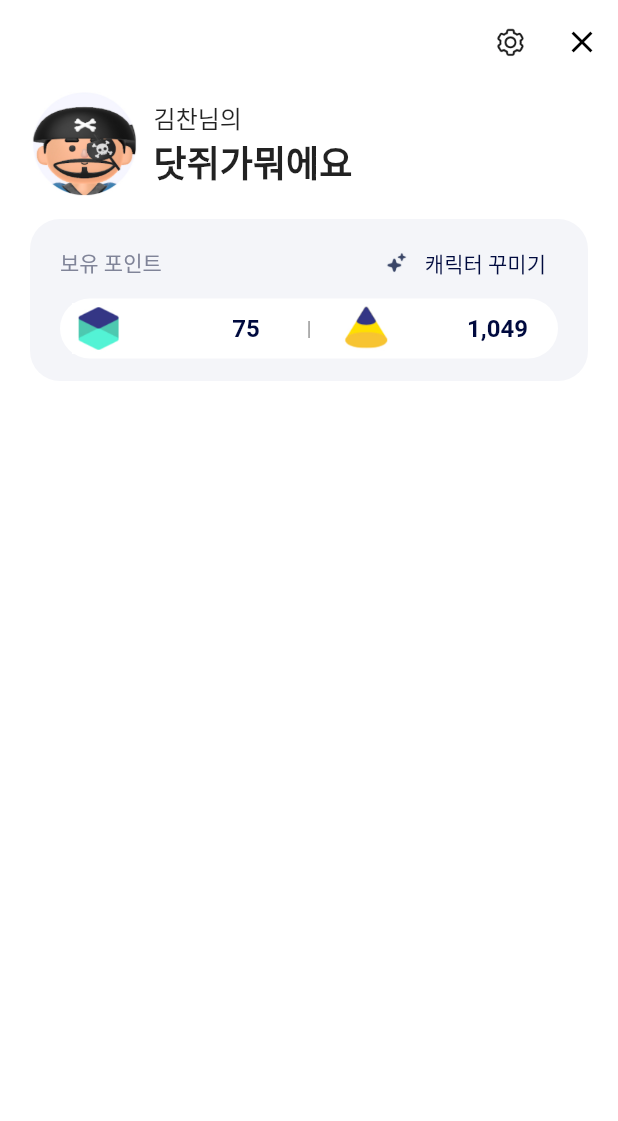
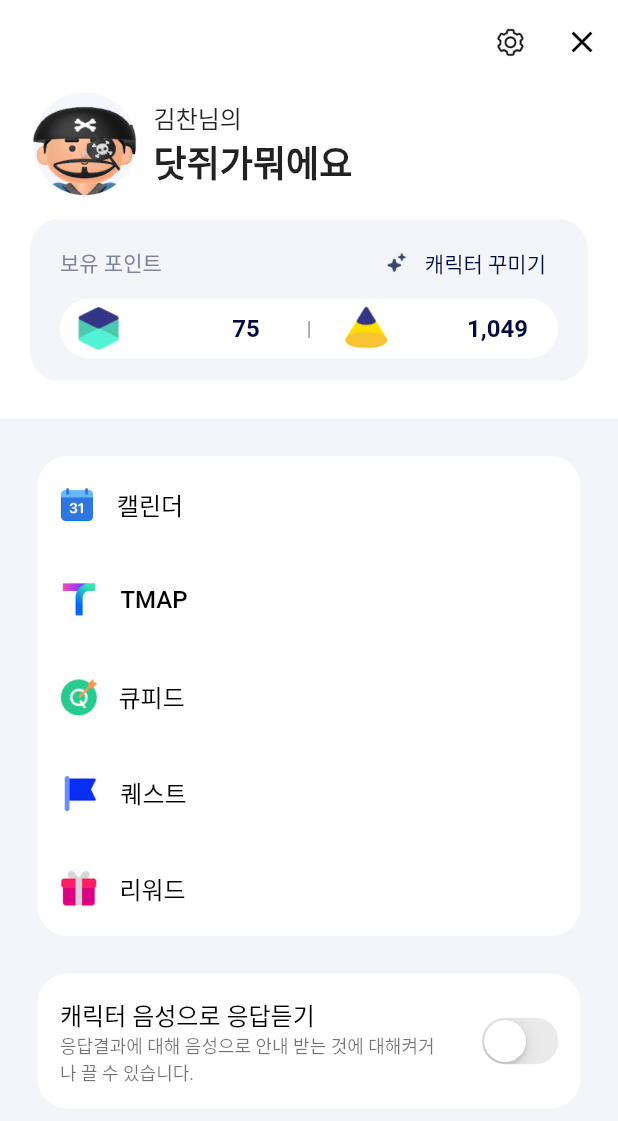
Before and after one commit to SKT-Phoenix/Phoenix, a Flutter app: the Menu screen opened by its route, on a phone screen of 412 x 824 dp. Shown: the top 1121 px of the screen. Run offline on Flutter 3.47's test engine with Material 2 defaults, Android fonts, the phone set to English and light mode, and no system bars; our stand-ins replace get.

Commit message:
[Menu] Service & VoiceChanger

```diff
--- /dev/null
+++ b/phoenix/lib/custom_utils.dart
@@ -0,0 +1,10 @@
+import 'dart:ui';
+
+import 'package:flutter/src/foundation/key.dart';
+import 'package:flutter/src/widgets/framework.dart';
+
+class Custom_Utils {
+  Color Colors_SKT_Blue() {
+    return Color.fromARGB(255, 11, 13, 235);
+  }
+}
--- a/phoenix/lib/home/home.dart
+++ b/phoenix/lib/home/home.dart
@@ -2,6 +2,7 @@ import 'package:flutter/material.dart';
 import 'package:flutter/src/foundation/key.dart';
 import 'package:flutter/src/widgets/framework.dart';
 import 'package:get/get.dart';
+import 'package:phoenix/custom_utils.dart';
 
 class Home extends StatefulWidget {
   const Home({Key? key}) : super(key: key);
@@ -202,7 +203,7 @@ class _HomeState extends State<Home> {
                 child: Icon(
                   Icons.mic_outlined,
                   size: 30,
-                  color: Colors_SKT_Blue(),
+                  color: Custom_Utils().Colors_SKT_Blue(),
                 ),
               ),
               width: mic_size,
@@ -213,7 +214,7 @@ class _HomeState extends State<Home> {
               child: Padding(
                 padding: EdgeInsets.only(right: 15.0),
                 child: Icon(Icons.keyboard_outlined,
-                    size: 30, color: Colors_SKT_Blue()),
+                    size: 30, color: Custom_Utils().Colors_SKT_Blue()),
               ),
               width: keyboard_size,
             ),
@@ -249,7 +250,7 @@ class _HomeState extends State<Home> {
             width: 60,
             height: 60,
             decoration: BoxDecoration(
-                color: Colors_SKT_Blue(),
+                color: Custom_Utils().Colors_SKT_Blue(),
                 borderRadius: BorderRadius.circular(50),
                 boxShadow: [
                   BoxShadow(
@@ -265,8 +266,4 @@ class _HomeState extends State<Home> {
       ),
     );
   }
-
-  Color Colors_SKT_Blue() {
-    return Color.fromARGB(255, 11, 13, 235);
-  }
 }
--- a/phoenix/lib/menu/menu.dart
+++ b/phoenix/lib/menu/menu.dart
@@ -1,14 +1,24 @@
+import 'package:flutter/cupertino.dart';
 import 'package:flutter/material.dart';
 import 'package:flutter/src/foundation/key.dart';
 import 'package:flutter/src/widgets/framework.dart';
 import 'package:get/get.dart';
 
-class Menu extends StatelessWidget {
+import '../custom_utils.dart';
+
+class Menu extends StatefulWidget {
   const Menu({Key? key}) : super(key: key);
 
   @override
+  State<Menu> createState() => _MenuState();
+}
+
+class _MenuState extends State<Menu> {
+  bool _lights = false;
+  @override
   Widget build(BuildContext context) {
     return Scaffold(
+      backgroundColor: Color.fromARGB(255, 244, 245, 249),
       appBar: AppBar(
         iconTheme: IconThemeData(color: Colors.black),
         backgroundColor: Colors.white, //appbar 투명색
@@ -29,9 +39,24 @@ class Menu extends StatelessWidget {
         ],
       ),
       body: Container(
+        child: SingleChildScrollView(
+          child: Column(
+            children: [
+              Container(
                 color: Colors.white,
+                padding: EdgeInsets.only(bottom: 25),
                 child: Column(
                   children: [profile(), points()],
+                ),
+              ),
+              Container(
+                padding: EdgeInsets.all(25),
+                child: Column(
+                  children: [services(), voice_change()],
+                ),
+              )
+            ],
+          ),
         ),
       ),
     );
@@ -79,12 +104,16 @@ class Menu extends StatelessWidget {
   Widget points() {
     return Padding(
       padding: const EdgeInsets.only(top: 10, left: 20.0, right: 20.0),
-      child: Container(
+      child: Column(
+        children: [
+          Container(
             decoration: BoxDecoration(
               color: Color.fromARGB(255, 244, 245, 249),
               borderRadius: BorderRadius.circular(20),
             ),
             child: Column(children: [points_text(), points_token()]),
+          ),
+        ],
       ),
     );
   }
@@ -178,4 +207,94 @@ class Menu extends StatelessWidget {
       textAlign: TextAlign.end,
     );
   }
+
+  Widget services() {
+    return Container(
+      decoration: BoxDecoration(
+        color: Colors.white,
+        borderRadius: BorderRadius.circular(20),
+      ),
+      child: FractionallySizedBox(
+        widthFactor: 1,
+        child: Column(
+          children: [
+            service_item("assets/calendar.png", "캘린더"),
+            service_item("assets/tmap.png", "TMAP"),
+            service_item("assets/qpeed.png", "큐피드"),
+            service_item("assets/quest.png", "퀘스트"),
+            service_item("assets/reword.png", "리워드"),
+          ],
+        ),
+      ),
+    );
   }
+
+  Widget service_item(String image_path, String name) {
+    return Container(
+      alignment: Alignment.centerLeft,
+      child: Padding(
+        padding: const EdgeInsets.only(top: 5.0, bottom: 5.0),
+        child: TextButton.icon(
+            onPressed: () {},
+            icon: Image.asset(image_path, height: 38),
+            label: Text(
+              name,
+              textAlign: TextAlign.start,
+              style: TextStyle(fontSize: 16, color: Colors.black),
+            )),
+      ),
+    );
+  }
+
+  Widget voice_change() {
+    return Padding(
+      padding: const EdgeInsets.only(top: 25.0),
+      child: Container(
+        decoration: BoxDecoration(
+          color: Colors.white,
+          borderRadius: BorderRadius.circular(20),
+        ),
+        child: FractionallySizedBox(
+          widthFactor: 1,
+          child: Row(
+            children: [
+              Expanded(
+                flex: 7,
+                child: Padding(
+                  padding: const EdgeInsets.all(15.0),
+                  child: Column(
+                    children: [
+                      Container(
+                        alignment: Alignment.bottomLeft,
+                        child: Text(
+                          "캐릭터 음성으로 응답듣기",
+                          style: TextStyle(color: Colors.black, fontSize: 16),
+                        ),
+                      ),
+                      Text(
+                        "응답결과에 대해 음성으로 안내 받는 것에 대해켜거나 끌 수 있습니다.",
+                        style: TextStyle(color: Colors.black54, fontSize: 12),
+                      )
+                    ],
+                  ),
+                ),
+              ),
+              Expanded(
+                flex: 2,
+                child: CupertinoSwitch(
+                  value: _lights,
+                  activeColor: Custom_Utils().Colors_SKT_Blue(),
+                  onChanged: (bool value) {
+                    setState(() {
+                      _lights = value;
+                    });
+                  },
+                ),
+              ),
+            ],
+          ),
+        ),
+      ),
+    );
+  }
+}
```
Lines whose indentation alone changed are shown as unchanged.
